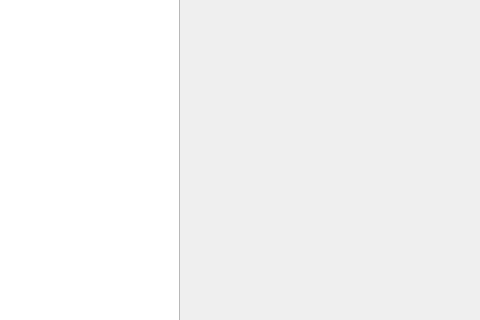
The window that ui/zenoedit/dialog/zeditparamlayoutdlg.ui (zenustech/zeno) describes before a commit, drawn with Qt 5; both pictures show x 488 to 968 and y 213 to 533 of the 968 by 637 pixel window.
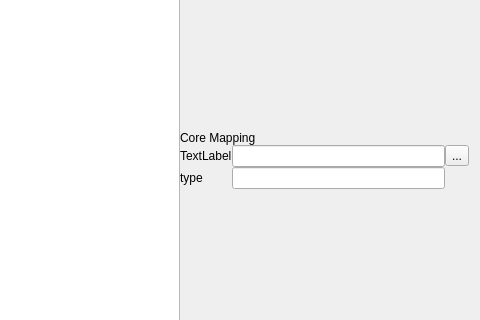
The same window after the commit.

Commit message: [dev] (75%) custom param model and ui: control adding and sync.

Patch:
```diff
--- a/ui/zenoedit/dialog/zeditparamlayoutdlg.ui
+++ b/ui/zenoedit/dialog/zeditparamlayoutdlg.ui
@@ -168,6 +168,75 @@
          </item>
         </layout>
        </item>
+       <item>
+        <spacer name="verticalSpacer_2">
+         <property name="orientation">
+          <enum>Qt::Vertical</enum>
+         </property>
+         <property name="sizeHint" stdset="0">
+          <size>
+           <width>20</width>
+           <height>40</height>
+          </size>
+         </property>
+        </spacer>
+       </item>
+       <item>
+        <layout class="QVBoxLayout" name="verticalLayout_6">
+         <property name="topMargin">
+          <number>0</number>
+         </property>
+         <item>
+          <widget class="QLabel" name="label_8">
+           <property name="text">
+            <string>Core Mapping</string>
+           </property>
+          </widget>
+         </item>
+         <item>
+          <layout class="QGridLayout" name="gridLayout_2">
+           <property name="topMargin">
+            <number>0</number>
+           </property>
+           <item row="0" column="0">
+            <widget class="QLabel" name="label_9">
+             <property name="text">
+              <string>TextLabel</string>
+             </property>
+            </widget>
+           </item>
+           <item row="1" column="0">
+            <widget class="QLabel" name="label_10">
+             <property name="text">
+              <string>type</string>
+             </property>
+            </widget>
+           </item>
+           <item row="0" column="1">
+            <widget class="QLineEdit" name="editCoreParamName">
+             <property name="readOnly">
+              <bool>true</bool>
+             </property>
+            </widget>
+           </item>
+           <item row="0" column="2">
+            <widget class="QToolButton" name="btnChooseCoreParam">
+             <property name="text">
+              <string>...</string>
+             </property>
+            </widget>
+           </item>
+           <item row="1" column="1">
+            <widget class="QLineEdit" name="editCoreParamType">
+             <property name="readOnly">
+              <bool>true</bool>
+             </property>
+            </widget>
+           </item>
+          </layout>
+         </item>
+        </layout>
+       </item>
        <item>
         <spacer name="verticalSpacer">
          <property name="orientation">
```
The commit also changes 10 other files.
